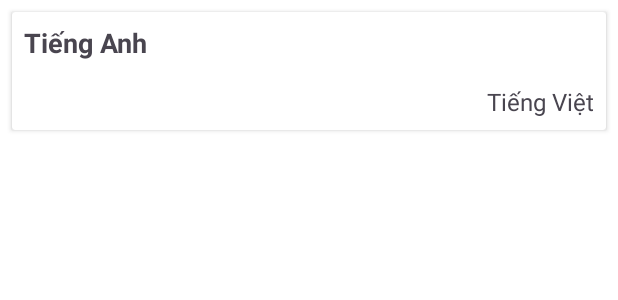
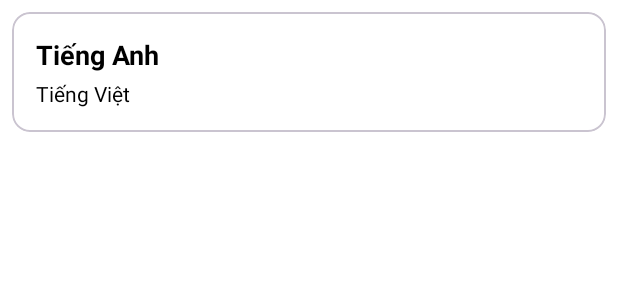
Before and after one commit to El-Vinlos/Langlo, an Android app: the layout item_card.xml on its own in the app's theme, with its tools: preview values and no code run, on a phone screen of 412 x 824 dp. Shown: the top 300 px of the screen. Run offline under Robolectric (Android 15) with nearby library versions, the phone set to English and light mode, and no system bars.

Commit message:
Refactor item_card.xml to use MaterialCardView
- Replace `CardView` with `MaterialCardView` and `ConstraintLayout` with `LinearLayout` for a cleaner layout.
- Update text colors and styling to use theme attributes
- Add a string resource for "thẻ" to support localization.

```diff
--- a/app/src/main/java/com/elvinlos/langlo/ui/deck/DeckAdapter.java
+++ b/app/src/main/java/com/elvinlos/langlo/ui/deck/DeckAdapter.java
@@ -39,7 +39,7 @@ public class DeckAdapter extends RecyclerView.Adapter<DeckAdapter.DeckViewHolder
         Deck deck = deckList.get(position);
         holder.title.setText(deck.getTitle());
         holder.description.setText(deck.getDescription());
-        holder.cardCount.setText(deck.getCardCount() + " cards");
+        holder.cardCount.setText(deck.getCardCount() + context.getString(R.string.recycle_view_deck_cards));
 
         holder.itemView.setOnClickListener(v -> {
             Intent intent = new Intent(context, CardStudyActivity.class);
--- a/app/src/main/res/layout/item_card.xml
+++ b/app/src/main/res/layout/item_card.xml
@@ -1,39 +1,36 @@
-<?xml version="1.0" encoding="utf-8"?>
-<androidx.cardview.widget.CardView xmlns:android="http://schemas.android.com/apk/res/android"
-    xmlns:app="http://schemas.android.com/apk/res-auto"
+<com.google.android.material.card.MaterialCardView
+xmlns:android="http://schemas.android.com/apk/res/android"
 android:layout_width="match_parent"
 android:layout_height="wrap_content"
 android:layout_margin="8dp"
-    android:padding="12dp"
-    android:elevation="4dp">
+android:foreground="?attr/selectableItemBackground"
+android:clickable="true"
+android:focusable="true">
 
-    <androidx.constraintlayout.widget.ConstraintLayout
+<LinearLayout
     android:layout_width="match_parent"
     android:layout_height="wrap_content"
-        android:orientation="vertical">
+    android:orientation="vertical"
+    android:background="?attr/colorPrimary"
+    android:padding="16dp">
 
     <TextView
         android:id="@+id/textEnglish"
         android:layout_width="wrap_content"
         android:layout_height="wrap_content"
-            android:padding="8dp"
         android:text="@string/Question"
-            android:textSize="18sp"
+        android:textColor="?attr/colorOnPrimary"
         android:textStyle="bold"
-            app:layout_constraintStart_toStartOf="parent"
-            app:layout_constraintTop_toTopOf="parent" />
+        android:textSize="18sp"/>
 
     <TextView
         android:id="@+id/textVietnamese"
         android:layout_width="wrap_content"
         android:layout_height="wrap_content"
-            android:gravity="right"
-            android:padding="8dp"
         android:text="@string/Answer"
-            android:textSize="16sp"
-            app:layout_constraintEnd_toEndOf="parent"
-            app:layout_constraintTop_toBottomOf="@+id/textEnglish" />
+        android:textColor="?attr/colorOnPrimary"
+        android:textSize="14sp"
+        android:paddingTop="4dp"/>
+</LinearLayout>
 
-    </androidx.constraintlayout.widget.ConstraintLayout>
-
-</androidx.cardview.widget.CardView>
+</com.google.android.material.card.MaterialCardView>
--- a/app/src/main/res/values/strings.xml
+++ b/app/src/main/res/values/strings.xml
@@ -60,4 +60,5 @@
     <string name="result_txt_pronounce">Result will appear here</string>
     <string name="retry_button_txt">retry</string>
     <string name="best_score_format">Best Score: %1$d%%  (Attempts: %2$d)</string>
+    <string name="recycle_view_deck_cards">" thẻ"</string>
 </resources>
```
Lines whose indentation alone changed are shown as unchanged.
